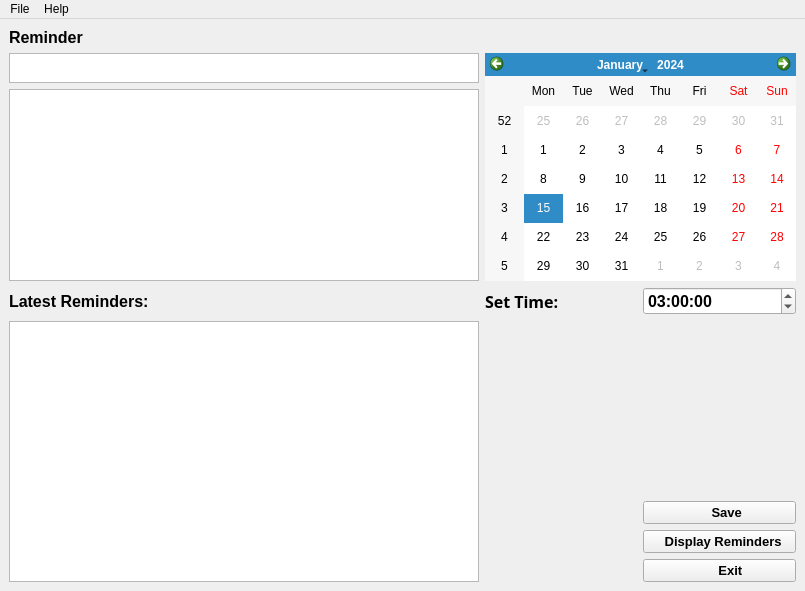
The window that reminders.ui (razashahid107/NOTEPAD-QT) describes before a commit, drawn with Qt 5.
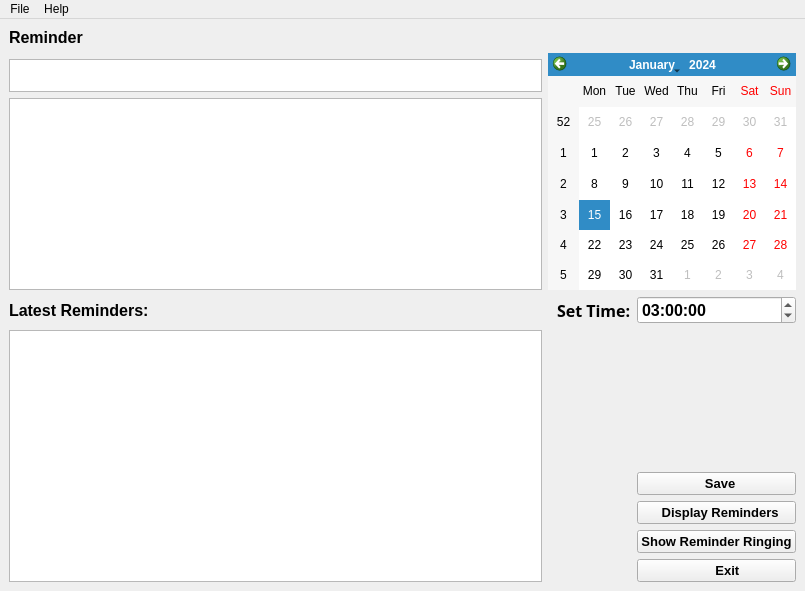
The same window after the commit. Icons and pictures are not drawn.

Diff of the .ui file:
```diff
--- a/reminders.ui
+++ b/reminders.ui
@@ -18,7 +18,77 @@
   </property>
   <widget class="QWidget" name="centralwidget">
    <layout class="QGridLayout" name="gridLayout">
-    <item row="3" column="4">
+    <item row="11" column="3">
+     <widget class="QPushButton" name="save_pushButton">
+      <property name="font">
+       <font>
+        <pointsize>10</pointsize>
+        <weight>75</weight>
+        <bold>true</bold>
+       </font>
+      </property>
+      <property name="styleSheet">
+       <string notr="true">color: rgb(0, 0, 0);
+border-color: rgb(0, 0, 0);</string>
+      </property>
+      <property name="text">
+       <string>  Save</string>
+      </property>
+      <property name="icon">
+       <iconset resource="Resources.qrc">
+        <normaloff>:/new/prefix1/Resources_Images/save 2.ico</normaloff>:/new/prefix1/Resources_Images/save 2.ico</iconset>
+      </property>
+      <property name="iconSize">
+       <size>
+        <width>20</width>
+        <height>20</height>
+       </size>
+      </property>
+     </widget>
+    </item>
+    <item row="13" column="3">
+     <widget class="QPushButton" name="pushButton_2">
+      <property name="font">
+       <font>
+        <family>Nirmala UI</family>
+        <pointsize>10</pointsize>
+        <weight>75</weight>
+        <bold>true</bold>
+       </font>
+      </property>
+      <property name="styleSheet">
+       <string notr="true">color: rgb(0, 0, 0);
+border-color: rgb(0, 0, 0);</string>
+      </property>
+      <property name="text">
+       <string>Show Reminder Ringing</string>
+      </property>
+      <property name="icon">
+       <iconset resource="Resources.qrc">
+        <normaloff>:/new/prefix1/Resources_Images/bell.png</normaloff>:/new/prefix1/Resources_Images/bell.png</iconset>
+      </property>
+      <property name="iconSize">
+       <size>
+        <width>51</width>
+        <height>20</height>
+       </size>
+      </property>
+     </widget>
+    </item>
+    <item row="9" column="2">
+     <spacer name="verticalSpacer">
+      <property name="orientation">
+       <enum>Qt::Vertical</enum>
+      </property>
+      <property name="sizeHint" stdset="0">
+       <size>
+        <width>20</width>
+        <height>20</height>
+       </size>
+      </property>
+     </spacer>
+    </item>
+    <item row="5" column="3">
      <widget class="QTimeEdit" name="timeEdit">
       <property name="font">
        <font>
@@ -39,19 +109,6 @@
       </property>
      </widget>
     </item>
-    <item row="2" column="0" colspan="3">
-     <widget class="QPlainTextEdit" name="reminderBody">
-      <property name="font">
-       <font>
-        <family>Nirmala UI</family>
-        <pointsize>11</pointsize>
-       </font>
-      </property>
-      <property name="styleSheet">
-       <string notr="true">background-image: url(:/new/prefix1/Resources_Images/White_Background.jpg);</string>
-      </property>
-     </widget>
-    </item>
     <item row="0" column="0">
      <widget class="QLabel" name="label">
       <property name="font">
@@ -70,20 +127,7 @@
       </property>
      </widget>
     </item>
-    <item row="5" column="0" rowspan="6" colspan="3">
-     <widget class="QPlainTextEdit" name="reminderdisplay">
-      <property name="font">
-       <font>
-        <family>Nirmala UI</family>
-        <pointsize>12</pointsize>
-       </font>
-      </property>
-      <property name="styleSheet">
-       <string notr="true">background-image: url(:/new/prefix1/Resources_Images/White_Background.jpg);</string>
-      </property>
-     </widget>
-    </item>
-    <item row="3" column="3">
+    <item row="5" column="2">
      <widget class="QLabel" name="label_2">
       <property name="font">
        <font>
@@ -101,7 +145,7 @@
       </property>
      </widget>
     </item>
-    <item row="9" column="4">
+    <item row="12" column="3">
      <widget class="QPushButton" name="exit_pushButton">
       <property name="font">
        <font>
@@ -130,79 +174,7 @@
       </property>
      </widget>
     </item>
-    <item row="8" column="4">
-     <widget class="QPushButton" name="save_pushButton">
-      <property name="font">
-       <font>
-        <pointsize>10</pointsize>
-        <weight>75</weight>
-        <bold>true</bold>
-       </font>
-      </property>
-      <property name="styleSheet">
-       <string notr="true">color: rgb(0, 0, 0);
-border-color: rgb(0, 0, 0);</string>
-      </property>
-      <property name="text">
-       <string>    Save</string>
-      </property>
-      <property name="icon">
-       <iconset resource="Resources.qrc">
-        <normaloff>:/new/prefix1/Resources_Images/save 2.ico</normaloff>:/new/prefix1/Resources_Images/save 2.ico</iconset>
-      </property>
-      <property name="iconSize">
-       <size>
-        <width>20</width>
-        <height>20</height>
-       </size>
-      </property>
-     </widget>
-    </item>
-    <item row="1" column="0" colspan="3">
-     <widget class="QPlainTextEdit" name="reminderTitle">
-      <property name="maximumSize">
-       <size>
-        <width>16777215</width>
-        <height>30</height>
-       </size>
-      </property>
-      <property name="font">
-       <font>
-        <family>Nirmala UI</family>
-        <pointsize>11</pointsize>
-       </font>
-      </property>
-      <property name="styleSheet">
-       <string notr="true">background-image: url(:/new/prefix1/Resources_Images/White_Background.jpg);</string>
-      </property>
-     </widget>
-    </item>
-    <item row="1" column="3" rowspan="2" colspan="2">
-     <widget class="QCalendarWidget" name="calender">
-      <property name="styleSheet">
-       <string notr="true"/>
-      </property>
-     </widget>
-    </item>
-    <item row="3" column="0">
-     <widget class="QLabel" name="label_3">
-      <property name="font">
-       <font>
-        <family>Nirmala UI</family>
-        <pointsize>12</pointsize>
-        <weight>75</weight>
-        <bold>true</bold>
-       </font>
-      </property>
-      <property name="styleSheet">
-       <string notr="true">color: rgb(0, 0, 0);</string>
-      </property>
-      <property name="text">
-       <string>Latest Reminders:</string>
-      </property>
-     </widget>
-    </item>
-    <item row="10" column="4">
+    <item row="14" column="3">
      <widget class="QPushButton" name="pushButton">
       <property name="font">
        <font>
@@ -231,18 +203,99 @@
       </property>
      </widget>
     </item>
-    <item row="7" column="3">
-     <spacer name="verticalSpacer">
-      <property name="orientation">
-       <enum>Qt::Vertical</enum>
+    <item row="5" column="0">
+     <widget class="QLabel" name="label_3">
+      <property name="font">
+       <font>
+        <family>Nirmala UI</family>
+        <pointsize>12</pointsize>
+        <weight>75</weight>
+        <bold>true</bold>
+       </font>
       </property>
-      <property name="sizeHint" stdset="0">
+      <property name="styleSheet">
+       <string notr="true">color: rgb(0, 0, 0);</string>
+      </property>
+      <property name="text">
+       <string>Latest Reminders:</string>
+      </property>
+     </widget>
+    </item>
+    <item row="3" column="0">
+     <widget class="QPlainTextEdit" name="reminderTitle">
+      <property name="maximumSize">
        <size>
-        <width>20</width>
-        <height>20</height>
+        <width>16777215</width>
+        <height>33</height>
        </size>
       </property>
-     </spacer>
+      <property name="font">
+       <font>
+        <family>Nirmala UI</family>
+        <pointsize>11</pointsize>
+       </font>
+      </property>
+      <property name="styleSheet">
+       <string notr="true">background-image: url(:/new/prefix1/Resources_Images/White_Background.jpg);</string>
+      </property>
+     </widget>
+    </item>
+    <item row="4" column="0">
+     <widget class="QPlainTextEdit" name="reminderBody">
+      <property name="font">
+       <font>
+        <family>Nirmala UI</family>
+        <pointsize>11</pointsize>
+       </font>
+      </property>
+      <property name="styleSheet">
+       <string notr="true">background-image: url(:/new/prefix1/Resources_Images/White_Background.jpg);</string>
+      </property>
+     </widget>
+    </item>
+    <item row="10" column="3">
+     <widget class="QLabel" name="saving_msg">
+      <property name="maximumSize">
+       <size>
+        <width>16777215</width>
+        <height>22</height>
+       </size>
+      </property>
+      <property name="font">
+       <font>
+        <family>Nirmala UI</family>
+        <pointsize>11</pointsize>
+        <weight>75</weight>
+        <bold>true</bold>
+       </font>
+      </property>
+      <property name="styleSheet">
+       <string notr="true">color: rgb(0, 170, 0);</string>
+      </property>
+      <property name="text">
+       <string/>
+      </property>
+     </widget>
+    </item>
+    <item row="2" column="1" rowspan="3" colspan="3">
+     <widget class="QCalendarWidget" name="calender">
+      <property name="styleSheet">
+       <string notr="true"/>
+      </property>
+     </widget>
+    </item>
+    <item row="7" column="0" rowspan="8">
+     <widget class="QPlainTextEdit" name="reminderdisplay">
+      <property name="font">
+       <font>
+        <family>Nirmala UI</family>
+        <pointsize>12</pointsize>
+       </font>
+      </property>
+      <property name="styleSheet">
+       <string notr="true">background-image: url(:/new/prefix1/Resources_Images/White_Background.jpg);</string>
+      </property>
+     </widget>
     </item>
    </layout>
   </widget>
```
